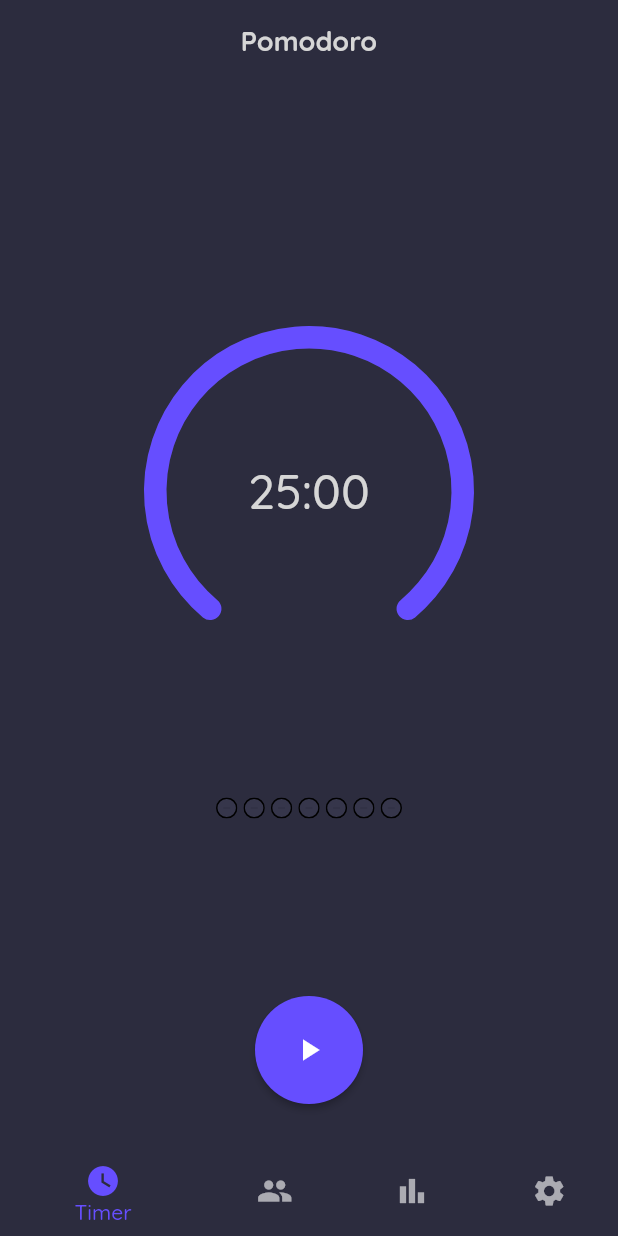
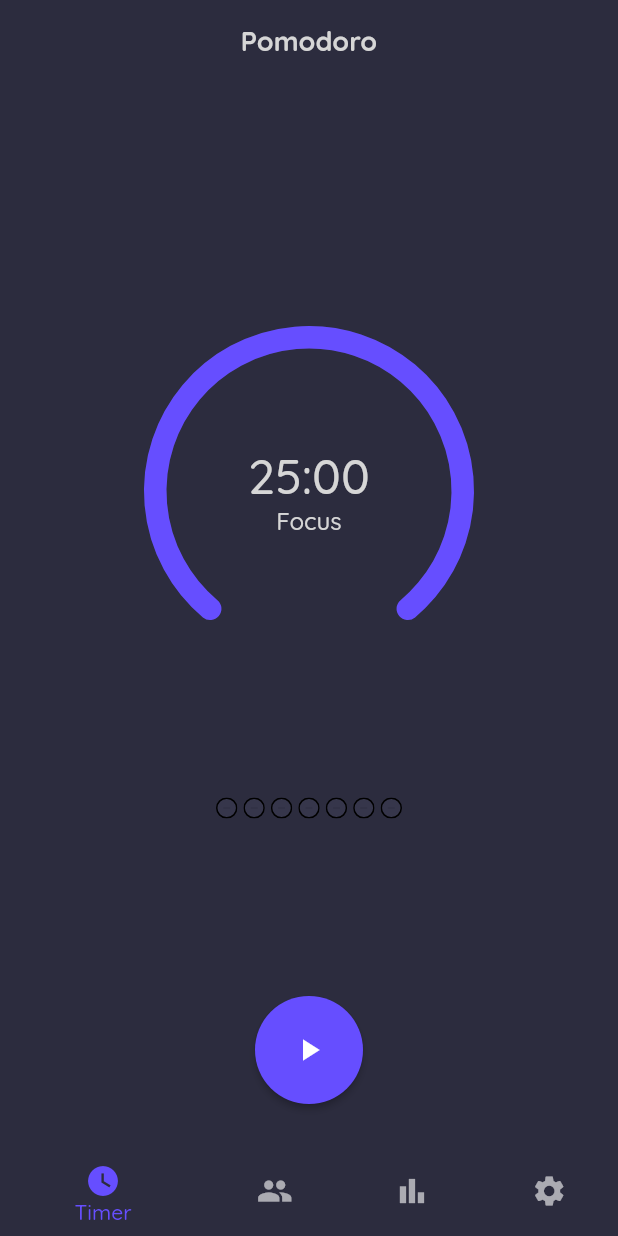
Before and after one commit to nandbyte/pomoduo, a Flutter app: the screen it shows after launch, on a phone screen of 412 x 824 dp. Run offline on Flutter 3.47's test engine with Material 2 defaults, Android fonts, the phone set to English and light mode, and no system bars; drawn by our look-alikes of percent_indicator, step_progress_indicator; our stand-ins replace cloud_firestore, custom_radio_grouped_button, firebase_auth, firebase_core, google_fonts, google_sign_in; accounts and stored records are empty.

Commit message:
Added session text to timer page

```diff
--- a/lib/pages/timer_page.dart
+++ b/lib/pages/timer_page.dart
@@ -83,9 +83,18 @@ class ArcTimer extends StatelessWidget {
             timerProvider.sessionCount % 2 == 0 ? PomoduoColor.focusColor : PomoduoColor.breakColor,
         arcType: ArcType.FULL,
         arcBackgroundColor: PomoduoColor.foregroundColor,
-        center: Text(
-          formatToTimerContent(timerProvider.remainingDuration.inSeconds),
-          style: const TextStyle(fontSize: 32),
+        center: Column(
+          mainAxisAlignment: MainAxisAlignment.center,
+          children: [
+            Text(
+              formatToTimerContent(timerProvider.remainingDuration.inSeconds),
+              style: const TextStyle(fontSize: 32),
+            ),
+            Text(
+              timerProvider.sessionModeText,
+              style: const TextStyle(fontSize: 16),
+            ),
+          ],
         ),
       );
     });
--- a/lib/providers/timer_provider.dart
+++ b/lib/providers/timer_provider.dart
@@ -18,10 +18,8 @@ class TimerProvider with ChangeNotifier {
   Duration _remainingDuration = Duration.zero;
 
   // Session data
-  int sessionCount = 0;
-
-  // TODO: Session status text handling
-  String sessionMode = "Focus";
+  int _sessionCount = 0;
+  String _sessionModeText = "Focus";
 
   final List<Session> sessions = [
     Session.focus,
@@ -40,12 +38,14 @@ class TimerProvider with ChangeNotifier {
   bool get isTimerRunning => _isTimerRunning;
   Duration get remainingDuration => _remainingDuration;
   Duration get currentSessionDuration => _currentSessionDuration;
+  int get sessionCount => _sessionCount;
+  String get sessionModeText => _sessionModeText;
 
   TimerProvider() {
     _watch = Stopwatch();
 
     // TODO: load data from SharedPreferences
-    sessionCount = 0;
+    _sessionCount = 0;
   }
 
   changeFocusDuration(int newDuration) {
@@ -82,15 +82,19 @@ class TimerProvider with ChangeNotifier {
   }
 
   prepareNewTimer() {
-    if (sessions[sessionCount] == Session.focus) {
+    if (sessions[_sessionCount] == Session.focus) {
       _currentSessionDuration = _focusDuration;
-    } else if (sessions[sessionCount] == Session.shortBreak) {
+      _sessionModeText = "Focus";
+    } else if (sessions[_sessionCount] == Session.shortBreak) {
       _currentSessionDuration = _shortBreakDuration;
+      _sessionModeText = "Short Break";
     } else {
       _currentSessionDuration = _longBreakDuration;
+      _sessionModeText = "Long Break";
     }
 
     _remainingDuration = _currentSessionDuration;
+    notifyListeners();
   }
 
   _startTimer() {
@@ -123,7 +127,7 @@ class TimerProvider with ChangeNotifier {
   }
 
   _processSessionData() {
-    sessionCount = (sessionCount + 1) % 8;
+    _sessionCount = (_sessionCount + 1) % 8;
     // TODO: load from storage and save session count and focus count both incremented by 1
   }
 }
```
